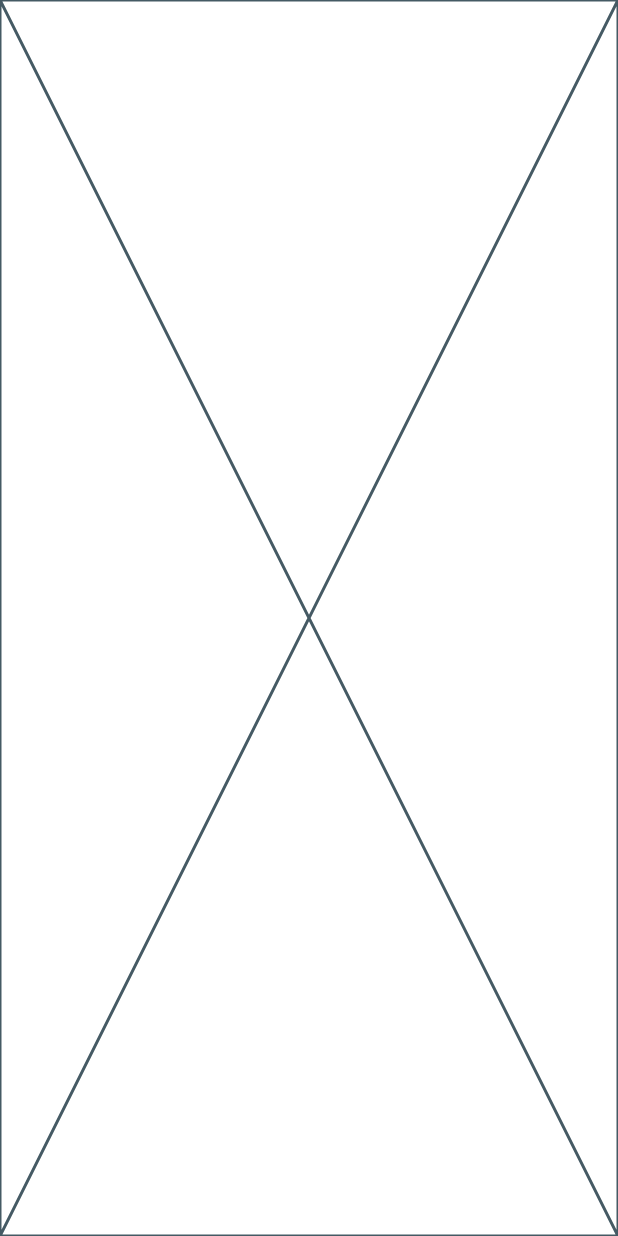
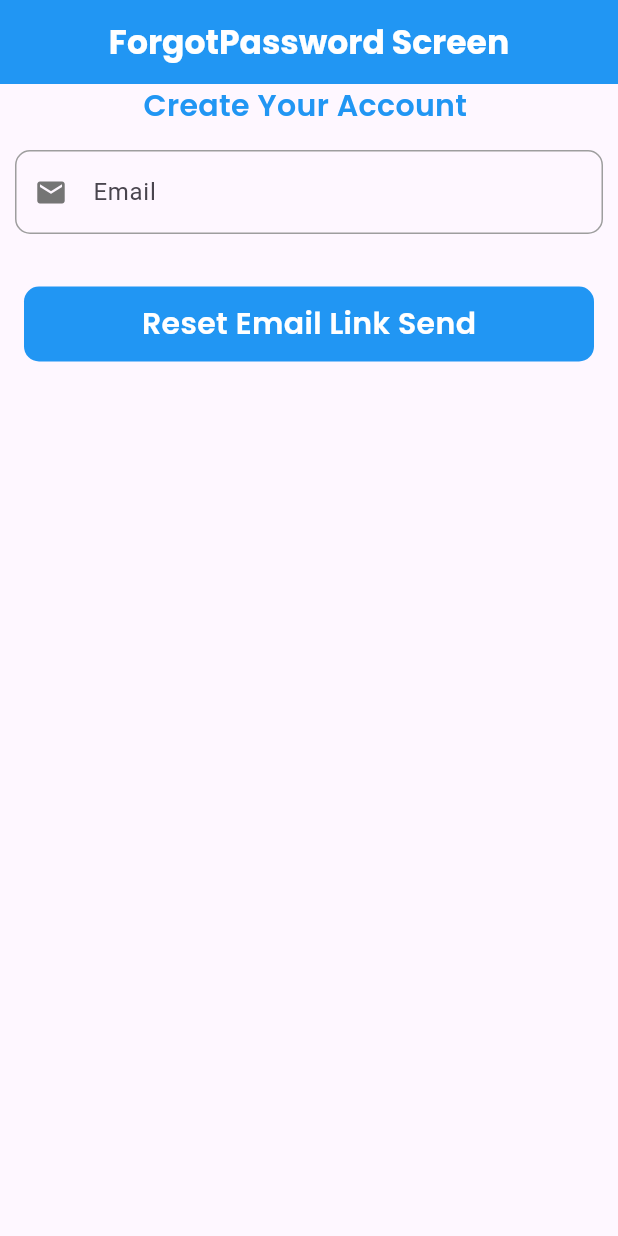
Before and after one commit to raeeskhan371/propertie_explore, a Flutter app: the screen it shows after launch, on a phone screen of 412 x 824 dp. Run offline on Flutter 3.47's test engine with Material 3 defaults, Android fonts, the light colour scheme and no system bars; our stand-ins replace firebase_core, google_fonts; accounts and stored records are empty.

Commit message:
Add authentication screens UI

```diff
--- a/lib/core/widgets/custome_Textfield.dart
+++ b/lib/core/widgets/custome_Textfield.dart
@@ -5,7 +5,7 @@ class AppTextformField extends StatelessWidget {
   final TextEditingController? controller;
   final String? Function(String?)? validator;
   final String? hintText;
-  final IconData prefixIcon;
+  final IconData? prefixIcon;
   final bool obscureText;
   final TextInputType? textInputType;
   final int? maxline;
@@ -18,7 +18,7 @@ class AppTextformField extends StatelessWidget {
     super.key,
     this.controller,
     this.hintText,
-    required this.prefixIcon,
+    this.prefixIcon,
     this.obscureText = false,
     this.textInputType = TextInputType.text,
     this.validator,
@@ -39,7 +39,7 @@ class AppTextformField extends StatelessWidget {
       textCapitalization: textCap,
 
       decoration: InputDecoration(
-        suffix: Icon(suffix),
+        suffixIcon: Icon(suffix),
         hintText: hintText,
         prefixIcon: Padding(
           padding: const EdgeInsets.symmetric(horizontal: 13),
--- a/lib/feature/auth/screens/forgot_password_screen.dart
+++ b/lib/feature/auth/screens/forgot_password_screen.dart
@@ -0,0 +1,66 @@
+import 'package:flutter/material.dart';
+import 'package:google_fonts/google_fonts.dart';
+import 'package:propertie_explore/core/widgets/custome_ElevetedButton.dart';
+import 'package:propertie_explore/core/widgets/custome_Textfield.dart';
+
+class ForgotPasswordScreen extends StatefulWidget {
+  const ForgotPasswordScreen({super.key});
+
+  @override
+  State<ForgotPasswordScreen> createState() => _ForgotPasswordScreenState();
+}
+
+class _ForgotPasswordScreenState extends State<ForgotPasswordScreen> {
+  @override
+  Widget build(BuildContext context) {
+    return Scaffold(
+      appBar: AppBar(
+        title: Text(
+          "ForgotPassword Screen",
+          style: GoogleFonts.poppins(
+            fontWeight: FontWeight.bold,
+            color: Colors.white,
+          ),
+        ),
+        backgroundColor: Colors.blue,
+        centerTitle: true,
+      ),
+      body: Column(
+        crossAxisAlignment: CrossAxisAlignment.center,
+        children: [
+          Text(
+            "Create Your Account ",
+            style: GoogleFonts.poppins(
+              color: Colors.blue,
+              fontSize: 20,
+              fontWeight: FontWeight.w600,
+            ),
+          ),
+          // Texfield for Use Login Singup
+          Padding(
+            padding: const EdgeInsets.only(left: 10, right: 10),
+            child: Column(
+              children: [
+                const SizedBox(height: 15),
+                AppTextformField(hintText: "Email", prefixIcon: Icons.email),
+                const SizedBox(height: 15),
+
+                const SizedBox(height: 20),
+                AppElevatedButton(
+                  ButtonText: "Reset Email Link Send",
+                  width: 380,
+                  height: 50,
+                  ContainerColor: Colors.blue,
+                  borderRadius: 10,
+                  TextColor: Colors.white,
+                  fontSize: 20,
+                  onPressed: () {},
+                ),
+              ],
+            ),
+          ),
+        ],
+      ),
+    );
+  }
+}
--- a/lib/home_screen.dart
+++ /dev/null
@@ -1,15 +0,0 @@
-import 'package:flutter/material.dart';
-
-class HomeScreen extends StatefulWidget {
-  const HomeScreen({super.key});
-
-  @override
-  State<HomeScreen> createState() => _HomeScreenState();
-}
-
-class _HomeScreenState extends State<HomeScreen> {
-  @override
-  Widget build(BuildContext context) {
-    return Placeholder();
-  }
-}
--- a/lib/main.dart
+++ b/lib/main.dart
@@ -1,7 +1,10 @@
 import 'package:flutter/material.dart';
+import 'package:propertie_explore/feature/auth/screens/forgot_password_screen.dart';
+import 'package:propertie_explore/feature/auth/screens/login_screen.dart';
+import 'package:propertie_explore/feature/auth/screens/singup_screen.dart';
 import 'package:propertie_explore/firebase_options.dart';
 import 'package:firebase_core/firebase_core.dart';
-import 'package:propertie_explore/home_screen.dart';
+import 'package:propertie_explore/feature/properties/home_screen.dart';
 import 'firebase_options.dart';
 
 void main() async {
@@ -20,7 +23,7 @@ class MyApp extends StatelessWidget {
     return MaterialApp(
       title: 'Propertie Explore',
       theme: ThemeData(colorScheme: .fromSeed(seedColor: Colors.deepPurple)),
-      home: HomeScreen(),
+      home: ForgotPasswordScreen(),
     );
   }
 }
```
Also changed, not shown: lib/feature/auth/screens/login_screen.dart (+69 -0 lines), lib/feature/auth/screens/singup_screen.dart (+78 -0 lines), lib/feature/properties/home_screen.dart (added, +28 -0 lines).
